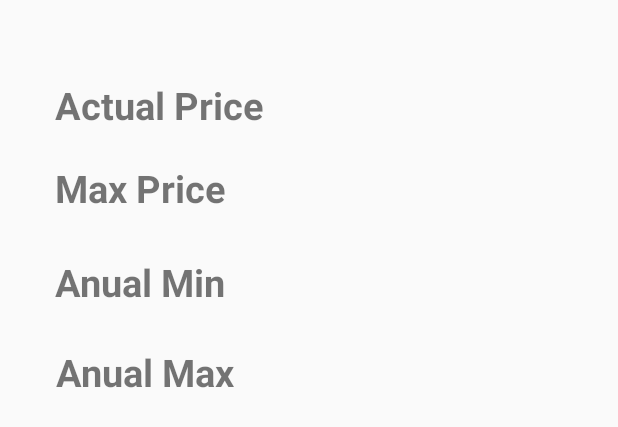
After one commit to dominiciorganda/BitcoinTrader-mobile, an Android app: the layout fragment_stats.xml on its own in the app's theme, with its tools: preview values and no code run, on a phone screen of 412 x 824 dp. The commit adds this screen. Shown: the top 427 px of the screen. Run offline under Robolectric (Android 15) with nearby library versions, the phone set to English and light mode, and no system bars; network calls fail.

Commit message:
stats fragment

```diff
--- /dev/null
+++ b/app/src/main/res/layout/fragment_stats.xml
@@ -0,0 +1,143 @@
+<?xml version="1.0" encoding="utf-8"?>
+<androidx.constraintlayout.widget.ConstraintLayout xmlns:android="http://schemas.android.com/apk/res/android"
+    xmlns:app="http://schemas.android.com/apk/res-auto"
+    xmlns:tools="http://schemas.android.com/tools"
+    android:layout_width="match_parent"
+    android:layout_height="match_parent"
+    tools:context=".Fragments.Stats">
+
+    <!-- TODO: Update blank fragment layout -->
+
+
+    <LinearLayout
+        android:layout_width="wrap_content"
+        android:layout_height="wrap_content"
+        android:gravity="center_vertical"
+        android:orientation="horizontal"
+        app:layout_constraintBottom_toBottomOf="parent"
+        app:layout_constraintEnd_toEndOf="parent"
+        app:layout_constraintHorizontal_bias="0.133"
+        app:layout_constraintStart_toStartOf="parent"
+        app:layout_constraintTop_toTopOf="parent"
+        app:layout_constraintVertical_bias="0.137">
+
+        <TextView
+            android:id="@+id/labelActualPrice2"
+            android:layout_width="wrap_content"
+            android:layout_height="wrap_content"
+            android:text="Max Price"
+            android:textSize="25dp"
+            android:textStyle="bold" />
+
+        <TextView
+            android:id="@+id/maxPrice"
+            android:layout_width="wrap_content"
+            android:layout_height="wrap_content"
+            android:layout_marginLeft="20dp"
+            android:textSize="25dp"
+            android:textStyle="bold" />
+
+
+    </LinearLayout>
+
+
+    <LinearLayout
+        android:id="@+id/linearLayout2"
+        android:layout_width="wrap_content"
+        android:layout_height="wrap_content"
+        android:gravity="center_vertical"
+        android:orientation="horizontal"
+        app:layout_constraintBottom_toBottomOf="parent"
+        app:layout_constraintEnd_toEndOf="parent"
+        app:layout_constraintHorizontal_bias="0.133"
+        app:layout_constraintStart_toStartOf="parent"
+        app:layout_constraintTop_toTopOf="parent"
+        app:layout_constraintVertical_bias="0.216">
+
+
+        <TextView
+            android:id="@+id/labelActualPrice3"
+            android:layout_width="wrap_content"
+            android:layout_height="wrap_content"
+            android:text="Anual Min"
+            android:textSize="25dp"
+            android:textStyle="bold" />
+
+        <TextView
+            android:id="@+id/anualMin"
+            android:layout_width="wrap_content"
+            android:layout_height="wrap_content"
+            android:layout_marginLeft="20dp"
+            android:textSize="25dp"
+            android:textStyle="bold" />
+
+
+    </LinearLayout>
+
+
+    <LinearLayout
+        android:layout_width="wrap_content"
+        android:layout_height="wrap_content"
+        android:gravity="center_vertical"
+        android:orientation="horizontal"
+        app:layout_constraintBottom_toBottomOf="parent"
+        app:layout_constraintEnd_toEndOf="parent"
+        app:layout_constraintHorizontal_bias="0.136"
+        app:layout_constraintStart_toStartOf="parent"
+        app:layout_constraintTop_toTopOf="parent"
+        app:layout_constraintVertical_bias="0.292">
+
+        <TextView
+            android:id="@+id/labelActualPrice4"
+            android:layout_width="wrap_content"
+            android:layout_height="wrap_content"
+            android:text="Anual Max"
+            android:textSize="25dp"
+            android:textStyle="bold" />
+
+
+        <TextView
+            android:id="@+id/anualMax"
+            android:layout_width="wrap_content"
+            android:layout_height="wrap_content"
+            android:layout_marginLeft="20dp"
+            android:textSize="25dp"
+            android:textStyle="bold" />
+
+
+    </LinearLayout>
+
+    <LinearLayout
+        android:layout_width="wrap_content"
+        android:layout_height="wrap_content"
+        android:gravity="center_vertical"
+        android:orientation="horizontal"
+        app:layout_constraintBottom_toBottomOf="parent"
+        app:layout_constraintEnd_toEndOf="parent"
+        app:layout_constraintHorizontal_bias="0.146"
+        app:layout_constraintStart_toStartOf="parent"
+        app:layout_constraintTop_toTopOf="parent"
+        app:layout_constraintVertical_bias="0.067">
+
+        <TextView
+            android:id="@+id/labelActualPrice"
+            android:layout_width="wrap_content"
+            android:layout_height="wrap_content"
+            android:text="Actual Price"
+            android:textSize="25dp"
+            android:textStyle="bold" />
+
+
+        <TextView
+            android:id="@+id/actualPrice"
+            android:layout_width="wrap_content"
+            android:layout_height="wrap_content"
+            android:layout_marginLeft="20dp"
+            android:textSize="25dp"
+            android:textStyle="bold" />
+
+
+    </LinearLayout>
+
+
+</androidx.constraintlayout.widget.ConstraintLayout>
```
Also changed, not shown: app/src/main/java/com/example/bitcointrader/Activities/BitcoinActivity.java (+12 -9 lines), app/src/main/java/com/example/bitcointrader/Fragments/Stats.java (added, +104 -0 lines), app/src/main/res/layout/activity_bitcoin.xml (+11 -90 lines), app/src/main/res/layout/loading.xml (added, +25 -0 lines).
